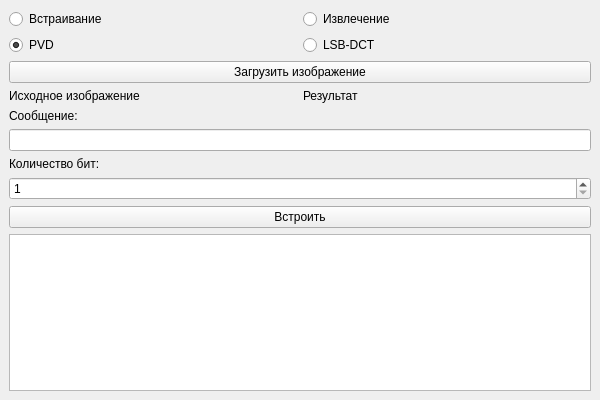
First picture: the form in src/graphics/mainwindow.ui, repository Skriabin-D/stego-project, before the edit.
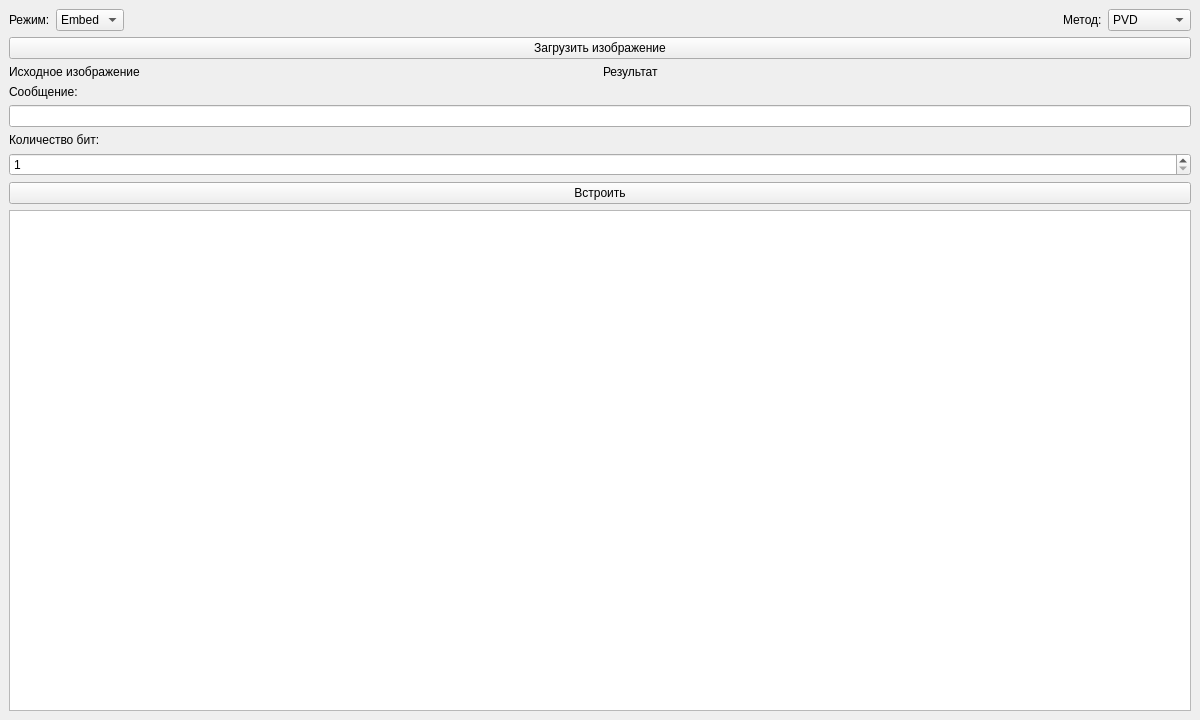
Second picture: the form after the edit.

What changed in the file:
```diff
--- a/src/graphics/mainwindow.ui
+++ b/src/graphics/mainwindow.ui
@@ -4,10 +4,7 @@
  <widget class="QMainWindow" name="MainWindow">
   <property name="geometry">
    <rect>
-    <x>0</x>
-    <y>0</y>
-    <width>600</width>
-    <height>400</height>
+    <x>0</x><y>0</y><width>1200</width><height>720</height>
    </rect>
   </property>
   <property name="windowTitle">
@@ -18,41 +15,33 @@
     <item>
      <layout class="QHBoxLayout" name="modeLayout">
       <item>
-       <widget class="QRadioButton" name="radioEmbed">
-        <property name="text">
-         <string>Встраивание</string>
-        </property>
-        <property name="checked">
-         <bool>true</bool>
-        </property>
+       <widget class="QLabel" name="labelMode">
+        <property name="text"><string>Режим:</string></property>
        </widget>
       </item>
       <item>
-       <widget class="QRadioButton" name="radioExtract">
-        <property name="text">
-         <string>Извлечение</string>
-        </property>
+       <widget class="QComboBox" name="comboMode">
+        <item><property name="text"><string>Embed</string></property></item>
+        <item><property name="text"><string>Extract</string></property></item>
        </widget>
       </item>
-     </layout>
-    </item>
-    <item>
-     <layout class="QHBoxLayout" name="methodLayout">
       <item>
-       <widget class="QRadioButton" name="radioMethodPVD">
-        <property name="text">
-         <string>PVD</string>
+       <spacer name="horizontalSpacer">
+        <property name="orientation"><enum>Qt::Horizontal</enum></property>
+        <property name="sizeHint" stdset="0">
+         <size><width>20</width><height>20</height></size>
         </property>
-        <property name="checked">
-         <bool>true</bool>
-        </property>
+       </spacer>
+      </item>
+      <item>
+       <widget class="QLabel" name="labelMethod">
+        <property name="text"><string>Метод:</string></property>
        </widget>
       </item>
       <item>
-       <widget class="QRadioButton" name="radioLSB">
-        <property name="text">
-         <string>LSB-DCT</string>
-        </property>
+       <widget class="QComboBox" name="comboMethod">
+        <item><property name="text"><string>PVD</string></property></item>
+        <item><property name="text"><string>LSB-DCT</string></property></item>
        </widget>
       </item>
      </layout>
@@ -65,7 +54,7 @@
      </widget>
     </item>
     <item>
-     <layout class="QHBoxLayout">
+     <layout class="QHBoxLayout" name="previewLayout">
       <item>
        <widget class="QLabel" name="labelOriginal">
         <property name="text">
@@ -82,6 +71,8 @@
       </item>
      </layout>
     </item>
+
+    <!-- сообщение -->
     <item>
      <widget class="QLabel" name="labelMessage">
       <property name="text">
```
Left out of the diff: 51 changed lines with no effect on the pictures.
